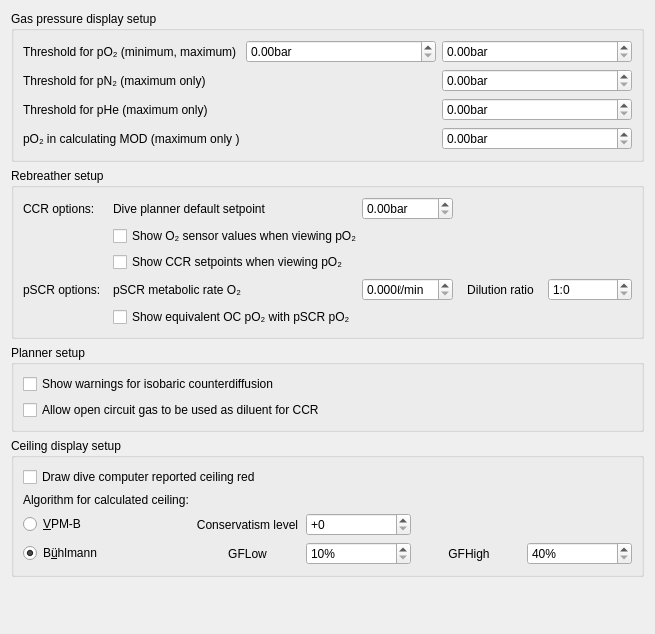
Qt form desktop-widgets/preferences/preferences_graph.ui (subsurface/subsurface) before a commit.
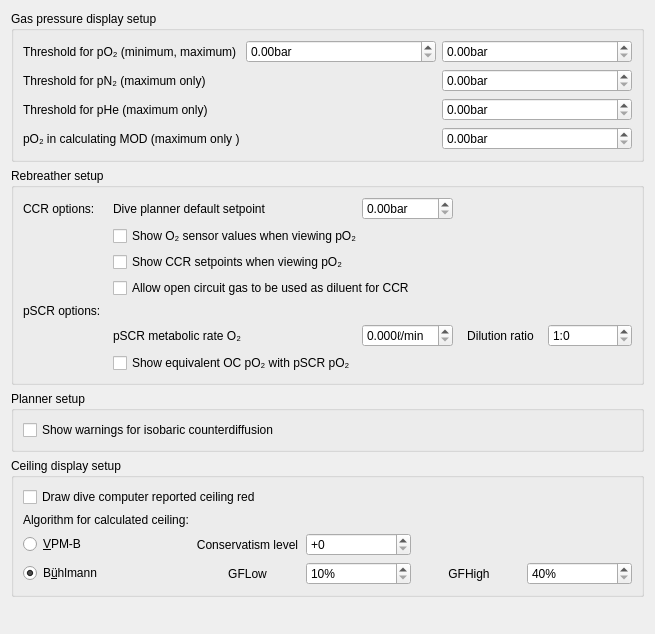
The same form after that commit.

Commit message: Reshuffle the CCR Preference to Keep the Context Correct.

```diff
--- a/desktop-widgets/preferences/preferences_graph.ui
+++ b/desktop-widgets/preferences/preferences_graph.ui
@@ -178,21 +178,28 @@
         </property>
        </widget>
       </item>
-      <item row="3" column="0">
+      <item row="3" column="1" colspan="2">
+       <widget class="QCheckBox" name="allowOcGasAsDiluent">
+        <property name="text">
+         <string>Allow open circuit gas to be used as diluent for CCR</string>
+        </property>
+       </widget>
+      </item>
+      <item row="4" column="0">
        <widget class="QLabel" name="pSCR">
         <property name="text">
          <string>pSCR options:</string>
         </property>
        </widget>
       </item>
-      <item row="3" column="1">
+      <item row="5" column="1">
        <widget class="QLabel" name="MetabolicRate">
         <property name="text">
          <string>pSCR metabolic rate O₂</string>
         </property>
        </widget>
       </item>
-      <item row="3" column="2">
+      <item row="5" column="2">
        <widget class="QDoubleSpinBox" name="psro2rate">
         <property name="suffix">
          <string>ℓ/min</string>
@@ -202,7 +209,7 @@
         </property>
        </widget>
       </item>
-      <item row="3" column="3">
+      <item row="5" column="3">
        <widget class="QLabel" name="label_28">
         <property name="text">
          <string>Dilution ratio</string>
@@ -212,7 +219,7 @@
         </property>
        </widget>
       </item>
-      <item row="3" column="4">
+      <item row="5" column="4">
        <widget class="QSpinBox" name="pscrfactor">
         <property name="suffix">
          <string/>
@@ -222,7 +229,7 @@
         </property>
        </widget>
       </item>
-      <item row="4" column="1">
+      <item row="6" column="1">
        <widget class="QCheckBox" name="show_scr_ocpo2">
         <property name="text">
          <string>Show equivalent OC pO₂ with pSCR pO₂</string>
@@ -245,13 +252,6 @@
         </property>
        </widget>
       </item>
-      <item row="1" column="0">
-       <widget class="QCheckBox" name="allowOcGasAsDiluent">
-        <property name="text">
-         <string>Allow open circuit gas to be used as diluent for CCR</string>
-        </property>
-       </widget>
-      </item>
      </layout>
     </widget>
    </item>
```
